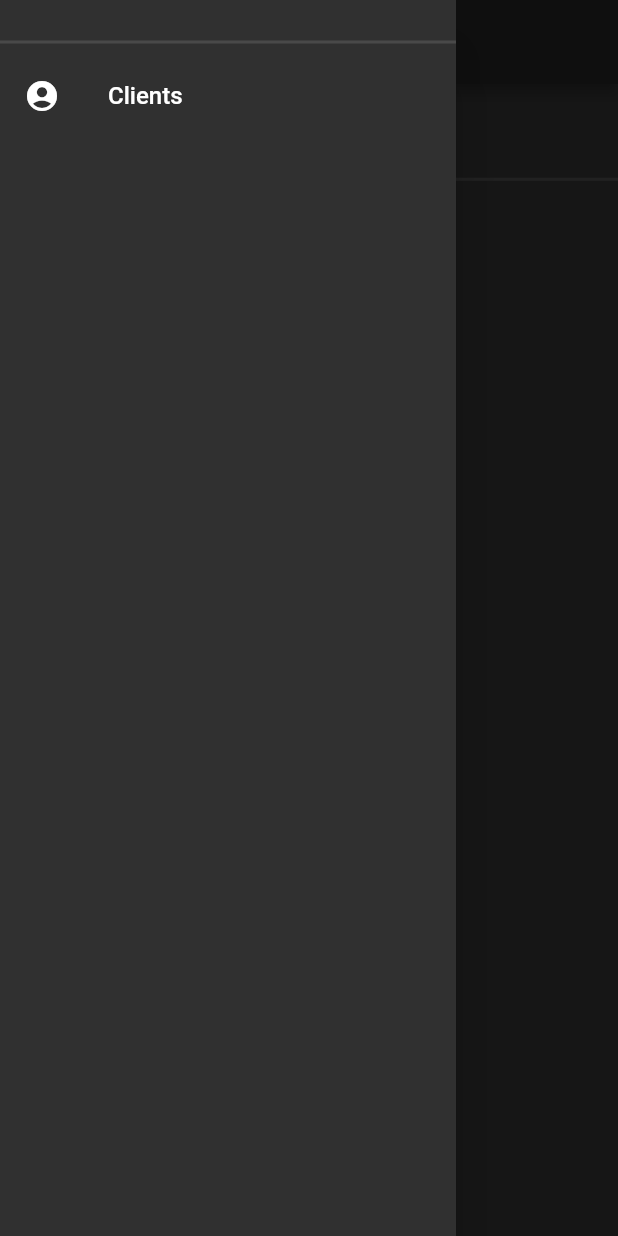
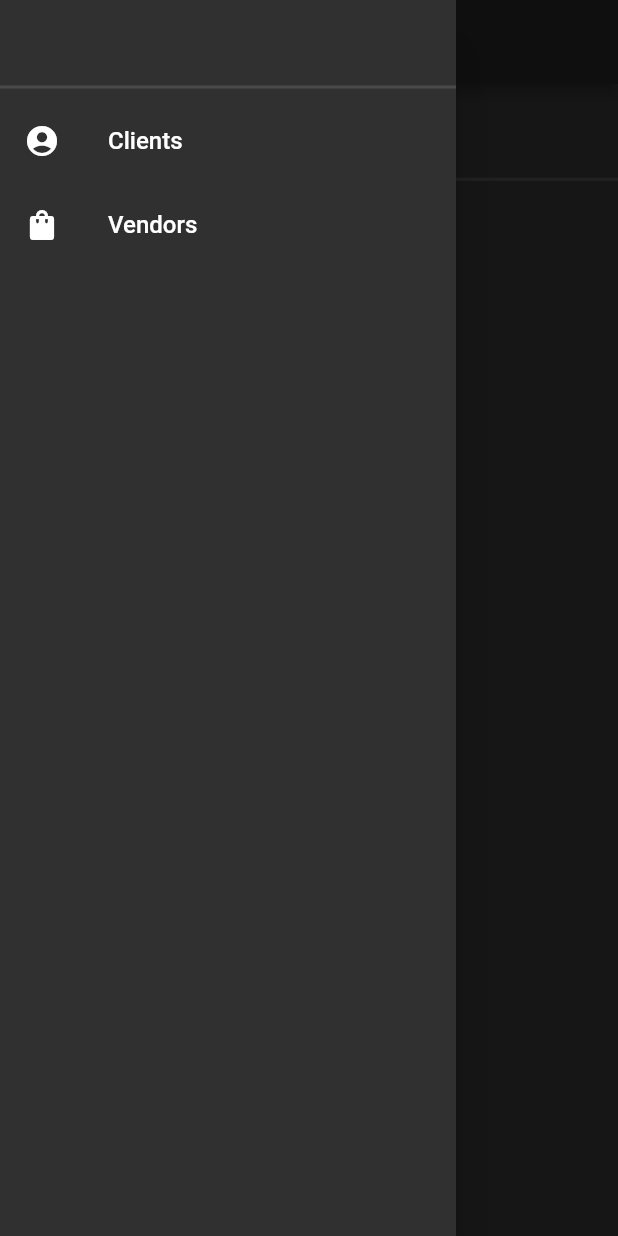
Before and after one commit to devanshu9750/mybusiness, a Flutter app: the screen it shows once a user with an empty profile is signed in, with the side drawer open, on a phone screen of 412 x 824 dp. Run offline on Flutter 3.47's test engine with Material 2 defaults, Android fonts, the phone set to English and light mode, and no system bars; drawn by our look-alikes of velocity_x; our stand-ins replace cloud_firestore, firebase_auth, firebase_core, fluttertoast; accounts and stored records are empty.

Commit message:
Added vendor module

```diff
--- a/lib/screens/home_screen.dart
+++ b/lib/screens/home_screen.dart
@@ -1,5 +1,6 @@
 import 'package:flutter/material.dart';
 import 'package:mybusiness/screens/clients_side/clients_screen.dart';
+import 'package:mybusiness/screens/vendors_side/vendors_screen.dart';
 import 'package:velocity_x/velocity_x.dart';
 
 class HomeScreen extends StatefulWidget {
@@ -8,15 +9,15 @@ class HomeScreen extends StatefulWidget {
 }
 
 class _HomeScreenState extends State<HomeScreen> {
-  final List<String> _moduleTitles = ['Clients'];
-  final List<Widget> _moduleWidgets = [ClientsScreen()];
-  int _index = 0;
+  final List<String> _moduleTitles = ['Clients', 'Vendors'];
+  final List<Widget> _moduleWidgets = [ClientsScreen(), VendorScreen()];
+  int _index = 1;
 
   Widget get _drawer => Drawer(
         child: SafeArea(
           child: VStack([
             SizedBox(
-              height: 20,
+              height: 50,
             ),
             Divider(
               thickness: 2,
@@ -28,6 +29,15 @@ class _HomeScreenState extends State<HomeScreen> {
               context.pop();
               setState(() {
                 _index = 0;
+              });
+            }),
+            ListTile(
+              leading: Icon(Icons.shopping_bag_rounded),
+              title: "Vendors".text.size(16).make(),
+            ).onInkTap(() {
+              context.pop();
+              setState(() {
+                _index = 1;
               });
             })
           ]),
--- /dev/null
+++ b/lib/screens/vendors_side/vendors_screen.dart
@@ -0,0 +1,92 @@
+import 'package:animations/animations.dart';
+import 'package:cloud_firestore/cloud_firestore.dart';
+import 'package:flutter/material.dart';
+import 'package:mybusiness/models/vendor_modal.dart';
+import 'package:mybusiness/screens/vendors_side/add_vendor.dart';
+import 'package:mybusiness/screens/vendors_side/vendor_transactions.dart';
+import 'package:velocity_x/velocity_x.dart';
+import 'package:intl/intl.dart';
+
+class VendorScreen extends StatelessWidget {
+  @override
+  Widget build(BuildContext context) {
+    return VStack([
+      SizedBox(
+        height: 5,
+      ),
+      OpenContainer(
+        openColor: context.canvasColor,
+        closedColor: context.canvasColor,
+        openElevation: 0,
+        closedElevation: 0,
+        closedBuilder: (context, action) => ListTile(
+          leading: Icon(Icons.add),
+          title: "Add Vendor".text.make(),
+        ),
+        openBuilder: (context, action) => AddVendor(),
+      ),
+      Divider(
+        thickness: 2,
+        height: 5,
+      ),
+      StreamBuilder<QuerySnapshot>(
+        stream: FirebaseFirestore.instance.collection('vendors').snapshots(),
+        builder: (context, snapshot) {
+          if (snapshot.connectionState == ConnectionState.active) {
+            List<Vendor> clients = [];
+            snapshot.data?.docs.forEach((element) {
+              clients.add(Vendor.fromJson(element.data(), element.id));
+            });
+            return ListView.separated(
+              separatorBuilder: (context, index) => Divider(
+                thickness: 2,
+              ),
+              shrinkWrap: true,
+              itemCount: clients.length,
+              itemBuilder: (context, index) {
+                int balance = 0;
+                clients[index].transactions.forEach((element) {
+                  if (element['credit'])
+                    balance += element['amount'] as int;
+                  else
+                    balance -= element['amount'] as int;
+                });
+                return OpenContainer(
+                  openElevation: 0,
+                  closedElevation: 0,
+                  openColor: context.canvasColor,
+                  closedColor: context.canvasColor,
+                  closedBuilder: (context, action) => ListTile(
+                    leading: CircleAvatar(
+                      child: clients[index].name[0].text.make(),
+                    ),
+                    trailing: "₹ $balance"
+                        .text
+                        .bold
+                        .size(16)
+                        .color(balance < 0 ? Colors.red : Colors.green)
+                        .make(),
+                    title: clients[index].name.text.make(),
+                    subtitle:
+                        "${DateFormat().format(clients[index].createdAt.toDate())}"
+                            .text
+                            .make(),
+                  ),
+                  openBuilder: (context, action) => VendorTransactions(
+                    vendorDocId: clients[index].name,
+                  ),
+                );
+              },
+            ).pOnly(top: 5);
+          }
+          return SizedBox(
+            height: 100,
+            child: Center(
+              child: CircularProgressIndicator(),
+            ),
+          );
+        },
+      )
+    ]);
+  }
+}
```
Also changed, not shown: lib/screens/vendors_side/add_vendor.dart (added, +110 -0 lines), lib/screens/vendors_side/vendor_transactions.dart (added, +207 -0 lines).
